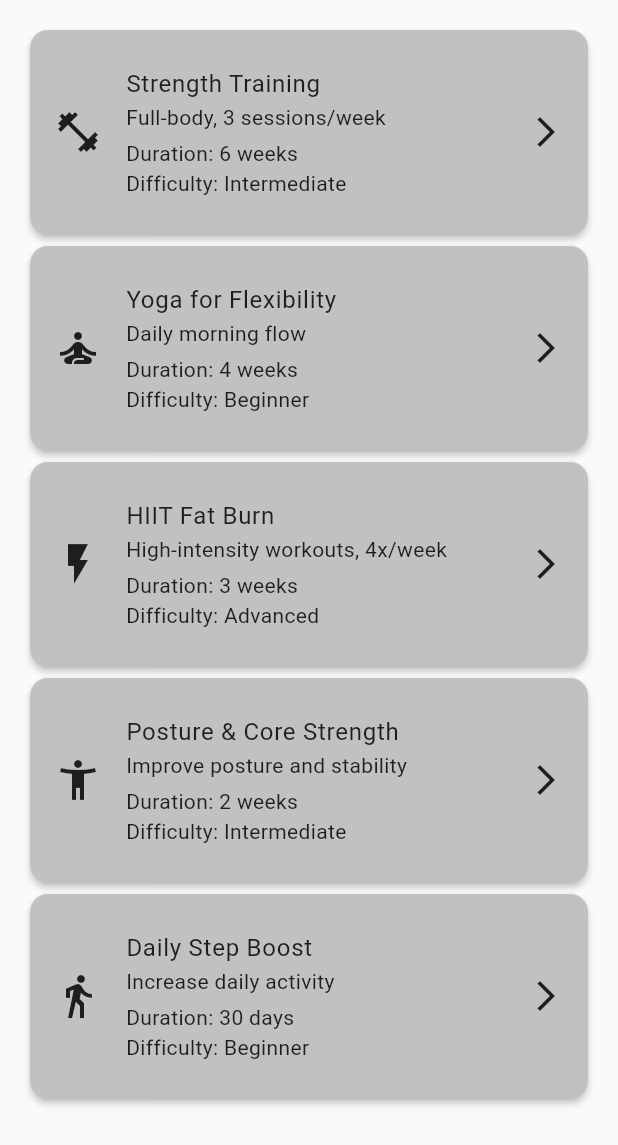
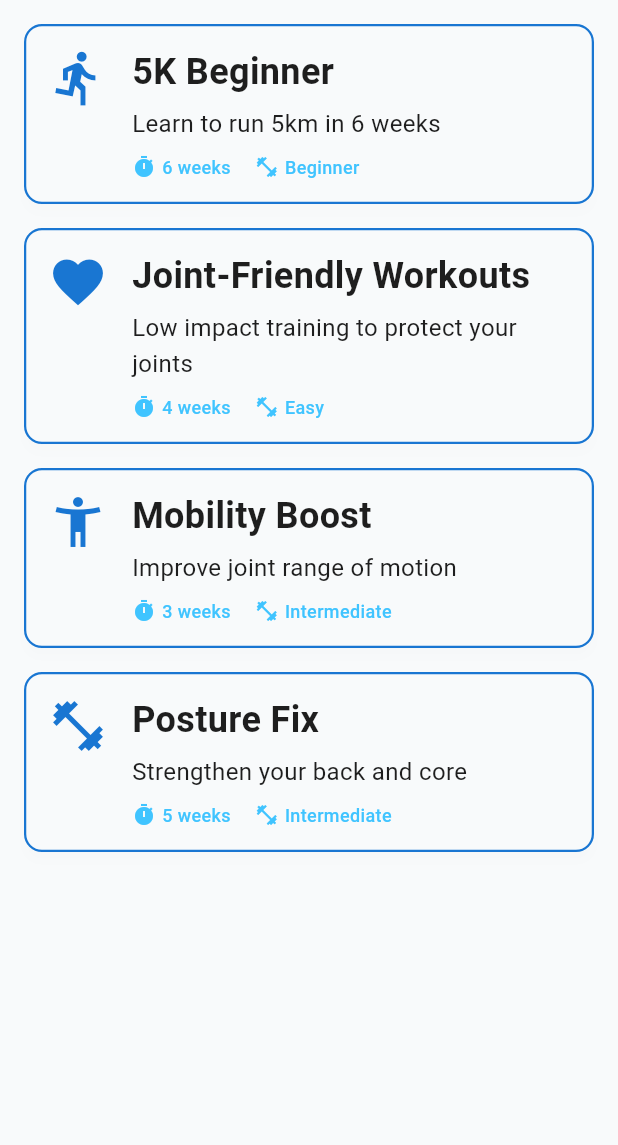
Before and after one commit to enkeleda-bardhi/runBalanced, a Flutter app: the ProgramsScreen screen opened directly, on a phone screen of 412 x 824 dp. Shown: the top 1145 px of the screen. Run offline on Flutter 3.47's test engine with Material 3 defaults, Android fonts, the phone set to English and light mode, and no system bars; our stand-ins replace cloud_firestore, csv, firebase_auth, firebase_core, fl_chart, image_picker and 1 more; accounts and stored records are empty; network calls fail.

Commit message:
UI changes in program and some renames and theme fixes

```diff
--- a/run_balanced/lib/models/program.dart
+++ /dev/null
@@ -1,21 +0,0 @@
-import 'package:flutter/material.dart';
-
-class Program {
-  final String title;
-  final String subtitle;
-  final String duration;
-  final String difficulty;
-  final String description;
-  final IconData icon;
-  final Map<String, List<String>> schedule;
-
-  Program({
-    required this.title,
-    required this.subtitle,
-    required this.duration,
-    required this.difficulty,
-    required this.description,
-    required this.icon,
-    required this.schedule,
-  });
-}
--- /dev/null
+++ b/run_balanced/lib/models/program_model.dart
@@ -0,0 +1,76 @@
+import 'package:flutter/material.dart';
+
+class Program {
+  final String title;
+  final String subtitle;
+  final String description;
+  final String duration;
+  final String difficulty;
+  final IconData icon;
+  final Map<String, List<String>> schedule; // Add this line
+
+  Program({
+    required this.title,
+    required this.subtitle,
+    required this.description,
+    required this.duration,
+    required this.difficulty,
+    required this.icon,
+    required this.schedule, // Add this line
+  });
+
+  static List<Program> samplePrograms = [
+    Program(
+      title: "5K Beginner",
+      subtitle: "Learn to run 5km in 6 weeks",
+      description:
+          "This beginner-friendly plan helps you gradually build endurance to complete a 5K run without injury.",
+      duration: "6 weeks",
+      difficulty: "Beginner",
+      icon: Icons.directions_run,
+      schedule: {
+        "Week 1": ["Walk 5 min", "Run 1 min", "Repeat x5"],
+        "Week 2": ["Walk 4 min", "Run 2 min", "Repeat x5"],
+      },
+    ),
+    Program(
+      title: "Joint-Friendly Workouts",
+      subtitle: "Low impact training to protect your joints",
+      description:
+          "Perfect for users with joint concerns. All exercises are low-impact and designed to reduce strain.",
+      duration: "4 weeks",
+      difficulty: "Easy",
+      icon: Icons.favorite,
+      schedule: {
+        "Week 1": ["Chair squats", "Wall pushups", "Leg raises"],
+        "Week 2": ["Yoga stretches", "Side steps", "Planks"],
+      },
+    ),
+    Program(
+      title: "Mobility Boost",
+      subtitle: "Improve joint range of motion",
+      description:
+          "This program focuses on dynamic stretches and joint mobility exercises to keep you flexible.",
+      duration: "3 weeks",
+      difficulty: "Intermediate",
+      icon: Icons.accessibility_new,
+      schedule: {
+        "Week 1": ["Hip circles", "Arm swings", "Ankle rolls"],
+        "Week 2": ["Deep squats", "Shoulder rolls", "Lunges"],
+      },
+    ),
+    Program(
+      title: "Posture Fix",
+      subtitle: "Strengthen your back and core",
+      description:
+          "Target back, glutes, and abs to improve posture and reduce lower back pain with guided sessions.",
+      duration: "5 weeks",
+      difficulty: "Intermediate",
+      icon: Icons.fitness_center,
+      schedule: {
+        "Week 1": ["Superman pose", "Bird-dog", "Bridge"],
+        "Week 2": ["Dead bug", "Side plank", "Wall angels"],
+      },
+    ),
+  ];
+}
--- a/run_balanced/lib/screens/challenge_detail_screen.dart
+++ b/run_balanced/lib/screens/challenge_detail_screen.dart
@@ -1,6 +1,6 @@
 import 'package:flutter/material.dart';
 import 'package:intl/intl.dart';
-import '../models/challenge.dart';
+import '../models/challenge_model.dart';
 
 class ChallengeDetailScreen extends StatefulWidget {
   final Challenge challenge;
--- a/run_balanced/lib/screens/challenges_screen.dart
+++ b/run_balanced/lib/screens/challenges_screen.dart
@@ -1,5 +1,5 @@
 import 'package:flutter/material.dart';
-import '../models/challenge.dart';
+import '../models/challenge_model.dart';
 import 'challenge_detail_screen.dart';
 
 class ChallengesScreen extends StatefulWidget {
--- a/run_balanced/lib/screens/program_detail_screen.dart
+++ b/run_balanced/lib/screens/program_detail_screen.dart
@@ -1,5 +1,5 @@
 import 'package:flutter/material.dart';
-import 'package:run_balanced/models/program.dart';
+import 'package:run_balanced/models/program_model.dart';
 
 class ProgramDetailScreen extends StatelessWidget {
   final Program program;
--- a/run_balanced/lib/screens/programs_screen.dart
+++ b/run_balanced/lib/screens/programs_screen.dart
@@ -1,187 +1,34 @@
 import 'package:flutter/material.dart';
+import 'package:run_balanced/models/program_model.dart';
+import 'package:run_balanced/theme/theme.dart';
 import 'program_detail_screen.dart';
-import 'package:run_balanced/models/program.dart';
 
 class ProgramsScreen extends StatelessWidget {
-  const ProgramsScreen({super.key});
+  const ProgramsScreen({Key? key}) : super(key: key);
 
   @override
   Widget build(BuildContext context) {
-    final theme = Theme.of(context);
-
-    final List<Program> programs = [
-      Program(
-        title: "Strength Training",
-        subtitle: "Full-body, 3 sessions/week",
-        duration: "6 weeks",
-        difficulty: "Intermediate",
-        description:
-            "Build muscle and strength with this progressive 3-day plan.",
-        icon: Icons.fitness_center,
-        schedule: {
-          "Day 1 - Upper Body": [
-            "Bench Press – 4x8",
-            "Pull Ups – 3x10",
-            "Shoulder Press – 3x12",
-            "Bicep Curls – 3x15",
-            "Tricep Dips – 3x15",
-          ],
-          "Day 2 - Lower Body": [
-            "Squats – 4x10",
-            "Lunges – 3x12 each leg",
-            "Deadlifts – 4x6",
-            "Calf Raises – 3x20",
-          ],
-          "Day 3 - Full Body": [
-            "Clean & Press – 3x8",
-            "Kettlebell Swings – 3x15",
-            "Burpees – 3x12",
-            "Mountain Climbers – 3x30 sec",
-          ],
-        },
-      ),
-      Program(
-        title: "Yoga for Flexibility",
-        subtitle: "Daily morning flow",
-        duration: "4 weeks",
-        difficulty: "Beginner",
-        description:
-            "Improve flexibility and reduce stress with a gentle daily yoga routine.",
-        icon: Icons.self_improvement,
-        schedule: {
-          "Day 1": [
-            "Sun Salutations – 3 rounds",
-            "Forward Fold – 1 min",
-            "Seated Twist – 1 min each side",
-          ],
-          "Day 2": [
-            "Cat-Cow – 1 min",
-            "Downward Dog – 1 min",
-            "Child’s Pose – 2 min",
-          ],
-          "Day 3": [
-            "Neck Rolls – 1 min",
-            "Shoulder Stretch – 1 min",
-            "Standing Forward Bend – 1 min",
-          ],
-        },
-      ),
-      Program(
-        title: "HIIT Fat Burn",
-        subtitle: "High-intensity workouts, 4x/week",
-        duration: "3 weeks",
-        difficulty: "Advanced",
-        description:
-            "Burn fat and boost metabolism with high-intensity interval training.",
-        icon: Icons.flash_on,
-        schedule: {
-          "Day 1 - Lower Body Blast": [
-            "Jump Squats – 3x15",
-            "Mountain Climbers – 3x30 sec",
-            "Wall Sit – 3x45 sec",
-          ],
-          "Day 2 - Core Crusher": [
-            "Plank – 3x1 min",
-            "Russian Twists – 3x20",
-            "Leg Raises – 3x15",
-          ],
-          "Day 3 - Upper Body Burn": [
-            "Push Ups – 3x15",
-            "Burpees – 3x12",
-            "Arm Circles – 2x30 sec",
-          ],
-          "Day 4 - Full Body Sweat": [
-            "High Knees – 3x30 sec",
-            "Jumping Lunges – 3x10",
-            "Plank Jacks – 3x20",
-          ],
-        },
-      ),
-      Program(
-        title: "Posture & Core Strength",
-        subtitle: "Improve posture and stability",
-        duration: "2 weeks",
-        difficulty: "Intermediate",
-        description:
-            "Strengthen your core and correct posture with targeted bodyweight exercises.",
-        icon: Icons.accessibility_new,
-        schedule: {
-          "Day 1": [
-            "Plank – 3x45 sec",
-            "Dead Bug – 3x12",
-            "Bird Dog – 3x12 each side",
-          ],
-          "Day 2": [
-            "Wall Angels – 3x15",
-            "Glute Bridge – 3x20",
-            "Superman Hold – 3x30 sec",
-          ],
-          "Day 3": [
-            "Side Plank – 3x30 sec each side",
-            "Reverse Crunches – 3x15",
-            "Chin Tucks – 3x15",
-          ],
-        },
-      ),
-      Program(
-        title: "Daily Step Boost",
-        subtitle: "Increase daily activity",
-        duration: "30 days",
-        difficulty: "Beginner",
-        description:
-            "Get moving and build healthy habits with this daily walking challenge.",
-        icon: Icons.directions_walk,
-        schedule: {
-          "Week 1": ["Goal: 5,000 steps/day"],
-          "Week 2": ["Goal: 6,500 steps/day"],
-          "Week 3": ["Goal: 8,000 steps/day"],
-          "Week 4": ["Goal: 10,000 steps/day"],
-        },
-      ),
-      // You can add other programs similarly
-    ];
+    final programs = Program.samplePrograms;
+    final colorScheme = Theme.of(context).colorScheme;
 
     return Scaffold(
-      body: ListView.builder(
-        padding: const EdgeInsets.all(16),
+      body: Padding(
+        padding: const EdgeInsets.all(AppSpacing.md),
+        child: ListView.builder(
           itemCount: programs.length,
           itemBuilder: (context, index) {
             final program = programs[index];
-          return _buildProgramCard(context, program, theme);
-        },
+
+            return Card(
+              color: colorScheme.surface, // fixed background
+              elevation: 3,
+              shadowColor: Colors.black.withOpacity(0.05),
+              shape: RoundedRectangleBorder(
+                borderRadius: BorderRadius.circular(12),
+                side: BorderSide(color: colorScheme.primary, width: 1.5),
               ),
-    );
-  }
-
-  Widget _buildProgramCard(
-    BuildContext context,
-    Program program,
-    ThemeData theme,
-  ) {
-    return Card(
-      color: theme.cardColor,
-      elevation: 2,
-      shape: RoundedRectangleBorder(borderRadius: BorderRadius.circular(12)),
-      child: ListTile(
-        contentPadding: const EdgeInsets.all(16),
-        leading: Icon(program.icon, color: theme.iconTheme.color, size: 32),
-        title: Text(program.title, style: theme.textTheme.bodyLarge),
-        subtitle: Column(
-          crossAxisAlignment: CrossAxisAlignment.start,
-          children: [
-            Text(program.subtitle, style: theme.textTheme.bodyMedium),
-            const SizedBox(height: 4),
-            Text(
-              "Duration: ${program.duration}",
-              style: theme.textTheme.bodyMedium,
-            ),
-            Text(
-              "Difficulty: ${program.difficulty}",
-              style: theme.textTheme.bodyMedium,
-            ),
-          ],
-        ),
-        trailing: Icon(Icons.arrow_forward_ios, color: theme.iconTheme.color),
+              margin: const EdgeInsets.only(bottom: AppSpacing.md),
+              child: InkWell(
                 onTap: () {
                   Navigator.push(
                     context,
@@ -190,6 +37,71 @@ class ProgramsScreen extends StatelessWidget {
                     ),
                   );
                 },
+                borderRadius: BorderRadius.circular(12),
+                child: Padding(
+                  padding: const EdgeInsets.all(AppSpacing.md),
+                  child: Row(
+                    crossAxisAlignment: CrossAxisAlignment.start,
+                    children: [
+                      Icon(program.icon, size: 40, color: colorScheme.primary),
+                      const SizedBox(width: AppSpacing.md),
+                      Expanded(
+                        child: Column(
+                          crossAxisAlignment: CrossAxisAlignment.start,
+                          children: [
+                            Text(
+                              program.title,
+                              style: AppTextStyles.headline2.copyWith(
+                                color: colorScheme.onSurface,
+                              ),
+                            ),
+                            const SizedBox(height: AppSpacing.sm),
+                            Text(
+                              program.subtitle,
+                              style: AppTextStyles.body1.copyWith(
+                                color: colorScheme.onSurface,
+                              ),
+                            ),
+                            const SizedBox(height: AppSpacing.sm),
+                            Row(
+                              children: [
+                                Icon(
+                                  Icons.timer,
+                                  size: 16,
+                                  color: colorScheme.secondary,
+                                ),
+                                const SizedBox(width: 4),
+                                Text(
+                                  program.duration,
+                                  style: AppTextStyles.caption.copyWith(
+                                    color: colorScheme.secondary,
+                                  ),
+                                ),
+                                const SizedBox(width: AppSpacing.md),
+                                Icon(
+                                  Icons.fitness_center,
+                                  size: 16,
+                                  color: colorScheme.secondary,
+                                ),
+                                const SizedBox(width: 4),
+                                Text(
+                                  program.difficulty,
+                                  style: AppTextStyles.caption.copyWith(
+                                    color: colorScheme.secondary,
+                                  ),
+                                ),
+                              ],
+                            ),
+                          ],
+                        ),
+                      ),
+                    ],
+                  ),
+                ),
+              ),
+            );
+          },
+        ),
       ),
     );
   }
--- a/run_balanced/lib/theme/theme.dart
+++ b/run_balanced/lib/theme/theme.dart
@@ -1,9 +1,9 @@
 import 'package:flutter/material.dart';
 
-/// Enhanced color system with semantic colors for RunBalanced app
+/// Enhanced color system with semantic colors
 class AppColors {
   // Primary theme colors (using your existing deep purple)
-  static const Color primary = Colors.indigoAccent;
+  static const Color primary = Color(0xFF1976D2);
   static const Color secondary = Colors.lightBlueAccent;
   static const Color tertiary = Color.fromARGB(255, 193, 193, 193);
 
@@ -40,6 +40,16 @@ class AppColors {
     Color.fromARGB(255, 52, 36, 94), // Darker purple for dark mode
     Color.fromARGB(255, 53, 70, 162),
   ];
+
+  // Card colors for light mode
+  static const Color cardBackgroundLight = Colors.white;
+  static const Color cardBorderLight = primary;
+  static const Color cardShadowLight = Color.fromRGBO(0, 0, 0, 0.1);
+
+  // Card colors for dark mode
+  static const Color cardBackgroundDark = Color(0xFF121212);
+  static const Color cardBorderDark = Color.fromRGBO(100, 100, 255, 0.7);
+  static const Color cardShadowDark = Color.fromRGBO(0, 0, 0, 0.5);
 }
 
 /// Consistent spacing system
@@ -101,12 +111,41 @@ class AppTextStyles {
   );
 }
 
+final ColorScheme lightColorScheme = ColorScheme(
+  brightness: Brightness.light,
+  primary: AppColors.primary,
+  onPrimary: Colors.white,
+  secondary: AppColors.secondary,
+  onSecondary: Colors.black,
+  error: AppColors.error,
+  onError: Colors.white,
+  surface: AppColors.surface,
+  onSurface: AppColors.onSurface,
+  background: AppColors.surface,
+  onBackground: AppColors.onSurface,
+);
+
+final ColorScheme darkColorScheme = ColorScheme(
+  brightness: Brightness.dark,
+  primary: AppColors.primary,
+  onPrimary: Colors.black,
+  secondary: AppColors.secondary,
+  onSecondary: Colors.white,
+  error: AppColors.error,
+  onError: Colors.black,
+  surface: AppColors.onSurface,
+  onSurface: AppColors.surface,
+  background: AppColors.onSurface,
+  onBackground: AppColors.surface,
+);
+
 ThemeData lightMode = ThemeData(
   useMaterial3: true,
   brightness: Brightness.light,
+  colorScheme: lightColorScheme,
   primaryColor: AppColors.primary,
-  scaffoldBackgroundColor: AppColors.surface,
-  canvasColor: AppColors.surface,
+  scaffoldBackgroundColor: lightColorScheme.surface,
+  canvasColor: lightColorScheme.surface,
   iconTheme: IconThemeData(color: AppColors.onSurface),
   appBarTheme: AppBarTheme(
     backgroundColor: AppColors.onSurface,
@@ -139,7 +178,7 @@ ThemeData lightMode = ThemeData(
     ),
   ),
 
-  cardColor: AppColors.tertiary,
+  cardColor: AppColors.cardBackgroundLight,
   elevatedButtonTheme: ElevatedButtonThemeData(
     style: ElevatedButton.styleFrom(
       backgroundColor: AppColors.primary,
@@ -203,9 +242,10 @@ ThemeData lightMode = ThemeData(
 ThemeData darkMode = ThemeData(
   useMaterial3: true,
   brightness: Brightness.dark,
+  colorScheme: darkColorScheme,
   primaryColor: AppColors.primary,
-  scaffoldBackgroundColor: AppColors.onSurface, // dark background
-  canvasColor: AppColors.onSurface,
+  scaffoldBackgroundColor: darkColorScheme.surface,
+  canvasColor: darkColorScheme.surface,
   iconTheme: IconThemeData(color: AppColors.surface), // light icons
   appBarTheme: AppBarTheme(
     backgroundColor: AppColors.onSurface, // dark app bar background
@@ -237,7 +277,8 @@ ThemeData darkMode = ThemeData(
       color: AppColors.surface,
     ),
   ),
-  cardColor: Colors.grey[850], // darker card color for dark theme
+
+  cardColor: AppColors.cardBackgroundDark,
   elevatedButtonTheme: ElevatedButtonThemeData(
     style: ElevatedButton.styleFrom(
       backgroundColor: AppColors.primary,
@@ -270,14 +311,11 @@ ThemeData darkMode = ThemeData(
   ),
   inputDecorationTheme: InputDecorationTheme(
     focusedBorder: OutlineInputBorder(
-      borderSide: BorderSide(
-        color: AppColors.secondary.withAlpha((0.7 * 255).round()),
-        width: 2,
-      ),
+      borderSide: BorderSide(color: AppColors.secondaryLight, width: 2),
       borderRadius: BorderRadius.circular(4),
     ),
     enabledBorder: OutlineInputBorder(
-      borderSide: BorderSide(color: Colors.grey.shade600, width: 1),
+      borderSide: BorderSide(color: Colors.grey, width: 1),
       borderRadius: BorderRadius.circular(4),
     ),
     errorBorder: OutlineInputBorder(
@@ -294,9 +332,7 @@ ThemeData darkMode = ThemeData(
       ),
       borderRadius: BorderRadius.circular(4),
     ),
-    labelStyle: TextStyle(color: Colors.grey.shade400),
-    floatingLabelStyle: TextStyle(
-      color: Colors.grey.shade400.withAlpha((0.7 * 255).round()),
-    ),
+    labelStyle: TextStyle(color: Colors.grey[500]),
+    floatingLabelStyle: TextStyle(color: AppColors.secondaryLight),
   ),
 );
```
Also changed, not shown: run_balanced/lib/screens/connection_screen.dart (+6 -2 lines), run_balanced/lib/models/challenge_model.dart (renamed from run_balanced/lib/models/challenge.dart), run_balanced/lib/models/connection_model.dart (renamed from run_balanced/lib/models/connection.dart). Lines whose indentation alone changed are shown as unchanged.
